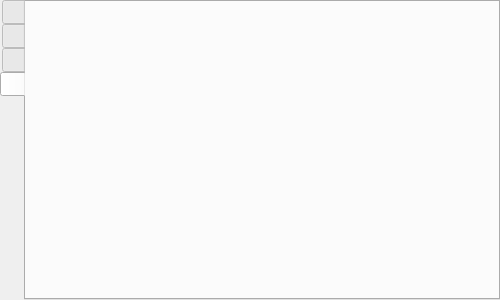
The window that mainwindow.ui (spezifisch/g15manager) describes before a commit, drawn with Qt 5.
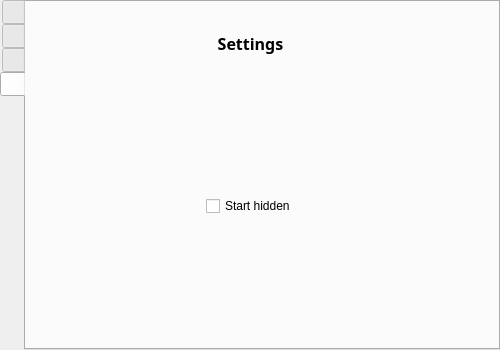
The same window after the commit. The open tabs and pages were chosen to show the change. Icons and pictures are not drawn.

Commit message: Icons, settings

Patch:
```diff
--- a/mainwindow.ui
+++ b/mainwindow.ui
@@ -7,7 +7,7 @@
     <x>0</x>
     <y>0</y>
     <width>500</width>
-    <height>300</height>
+    <height>350</height>
    </rect>
   </property>
   <property name="sizePolicy">
@@ -19,13 +19,13 @@
   <property name="minimumSize">
    <size>
     <width>500</width>
-    <height>300</height>
+    <height>350</height>
    </size>
   </property>
   <property name="maximumSize">
    <size>
     <width>500</width>
-    <height>300</height>
+    <height>350</height>
    </size>
   </property>
   <property name="windowTitle">
@@ -42,7 +42,7 @@
    <property name="maximumSize">
     <size>
      <width>500</width>
-     <height>300</height>
+     <height>350</height>
     </size>
    </property>
    <widget class="QTabWidget" name="tabWidget">
@@ -51,7 +51,7 @@
       <x>0</x>
       <y>0</y>
       <width>500</width>
-      <height>300</height>
+      <height>350</height>
      </rect>
     </property>
     <property name="sizePolicy">
@@ -63,7 +63,7 @@
     <property name="maximumSize">
      <size>
       <width>500</width>
-      <height>300</height>
+      <height>350</height>
      </size>
     </property>
     <property name="tabPosition">
@@ -421,6 +421,102 @@
      <attribute name="title">
       <string/>
      </attribute>
+     <widget class="QWidget" name="verticalLayoutWidget_2">
+      <property name="geometry">
+       <rect>
+        <x>9</x>
+        <y>19</y>
+        <width>431</width>
+        <height>321</height>
+       </rect>
+      </property>
+      <layout class="QVBoxLayout" name="verticalLayout_2">
+       <item>
+        <widget class="QLabel" name="label">
+         <property name="font">
+          <font>
+           <family>Sans</family>
+           <pointsize>12</pointsize>
+           <weight>75</weight>
+           <bold>true</bold>
+          </font>
+         </property>
+         <property name="text">
+          <string>Settings</string>
+         </property>
+         <property name="alignment">
+          <set>Qt::AlignCenter</set>
+         </property>
+        </widget>
+       </item>
+       <item>
+        <spacer name="verticalSpacer_3">
+         <property name="orientation">
+          <enum>Qt::Vertical</enum>
+         </property>
+         <property name="sizeHint" stdset="0">
+          <size>
+           <width>20</width>
+           <height>40</height>
+          </size>
+         </property>
+        </spacer>
+       </item>
+       <item>
+        <layout class="QGridLayout" name="gridLayout_2">
+         <item row="0" column="1">
+          <widget class="QCheckBox" name="checkStartHidden">
+           <property name="text">
+            <string>Start hidden</string>
+           </property>
+           <property name="tristate">
+            <bool>false</bool>
+           </property>
+          </widget>
+         </item>
+         <item row="0" column="0">
+          <spacer name="horizontalSpacer_3">
+           <property name="orientation">
+            <enum>Qt::Horizontal</enum>
+           </property>
+           <property name="sizeHint" stdset="0">
+            <size>
+             <width>40</width>
+             <height>20</height>
+            </size>
+           </property>
+          </spacer>
+         </item>
+         <item row="0" column="2">
+          <spacer name="horizontalSpacer_4">
+           <property name="orientation">
+            <enum>Qt::Horizontal</enum>
+           </property>
+           <property name="sizeHint" stdset="0">
+            <size>
+             <width>40</width>
+             <height>20</height>
+            </size>
+           </property>
+          </spacer>
+         </item>
+         <item row="1" column="1">
+          <spacer name="verticalSpacer_4">
+           <property name="orientation">
+            <enum>Qt::Vertical</enum>
+           </property>
+           <property name="sizeHint" stdset="0">
+            <size>
+             <width>20</width>
+             <height>40</height>
+            </size>
+           </property>
+          </spacer>
+         </item>
+        </layout>
+       </item>
+      </layout>
+     </widget>
     </widget>
    </widget>
   </widget>
```
Left out of the diff: 51 changed lines with no effect on the pictures. The commit also changes 7 other files.
